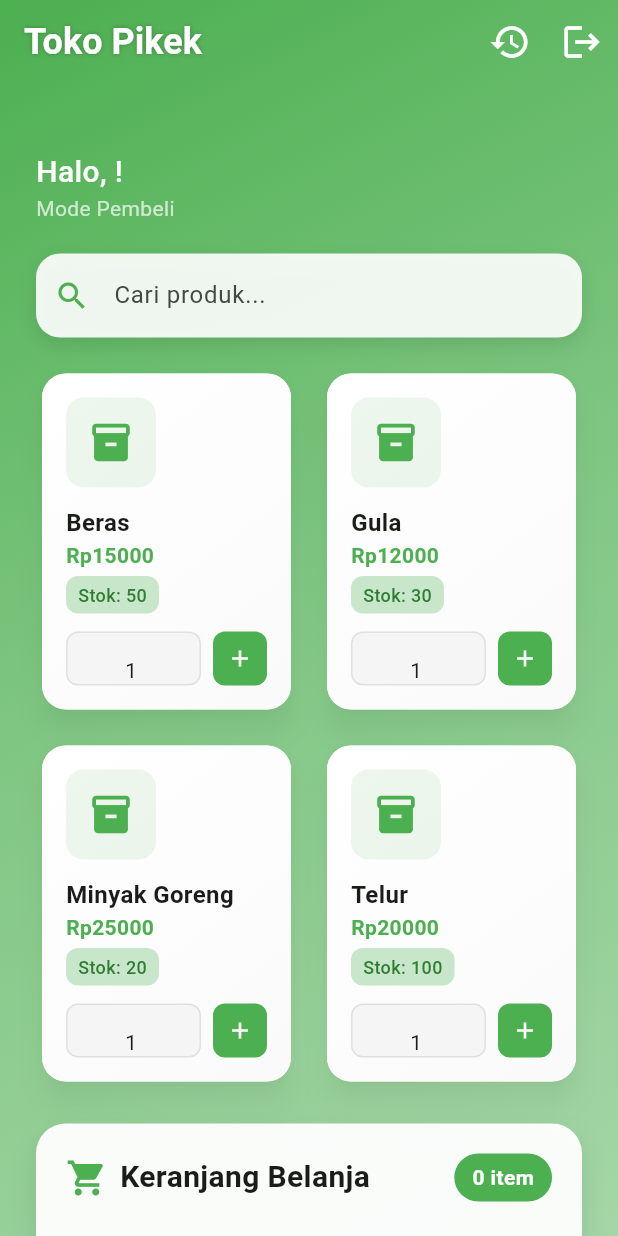
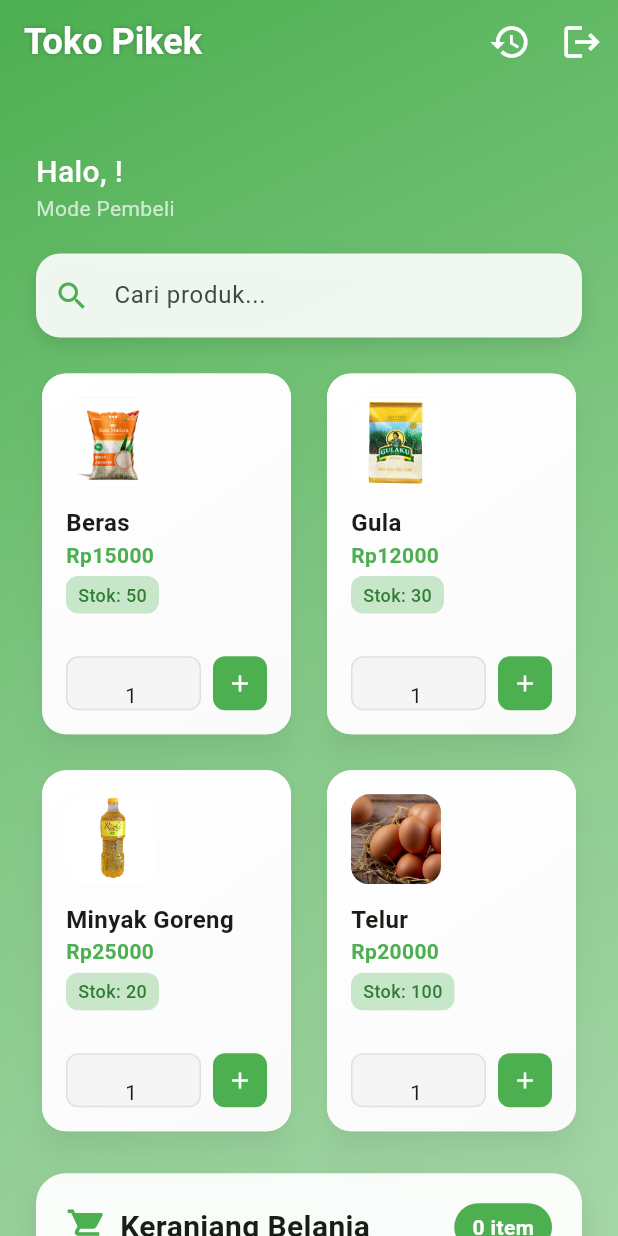
Before and after one commit to pikekk/Toko_bahan_makanan, a Flutter app: the TokoPage screen opened directly with empty values, on a phone screen of 412 x 824 dp. Run offline on Flutter 3.47's test engine with Material 3 defaults, Android fonts, the phone set to English and light mode, and no system bars; our stand-ins replace image_picker.

Commit message:
last update

```diff
--- a/lib/main.dart
+++ b/lib/main.dart
@@ -1,5 +1,8 @@
+import 'dart:typed_data';
+
 import 'package:flutter/material.dart';
 import 'package:flutter/services.dart';
+import 'package:image_picker/image_picker.dart';
 import 'models/barang.dart';
 import 'models/transaksi.dart';
 import 'models/user.dart';
@@ -7,10 +10,30 @@ import 'login_screen.dart';
 
 // Global list produk tersedia
 List<Map<String, dynamic>> produkTersediaGlobal = [
-  {'nama': 'Beras', 'harga': 15000, 'stok': 50},
-  {'nama': 'Gula', 'harga': 12000, 'stok': 30},
-  {'nama': 'Minyak Goreng', 'harga': 25000, 'stok': 20},
-  {'nama': 'Telur', 'harga': 20000, 'stok': 100},
+  {
+    'nama': 'Beras',
+    'harga': 15000,
+    'stok': 50,
+    'imagePath': 'assets/images/beras.png',
+  },
+  {
+    'nama': 'Gula',
+    'harga': 12000,
+    'stok': 30,
+    'imagePath': 'assets/images/gula.png',
+  },
+  {
+    'nama': 'Minyak Goreng',
+    'harga': 25000,
+    'stok': 20,
+    'imagePath': 'assets/images/minyak_goreng.png',
+  },
+  {
+    'nama': 'Telur',
+    'harga': 20000,
+    'stok': 100,
+    'imagePath': 'assets/images/telur.png',
+  },
 ];
 
 // Global history transaksi
@@ -67,6 +90,9 @@ class TokoPageState extends State<TokoPage> with TickerProviderStateMixin {
   final TextEditingController _namaController = TextEditingController();
   final TextEditingController _hargaController = TextEditingController();
   final TextEditingController _qtyController = TextEditingController();
+  final ImagePicker _imagePicker = ImagePicker();
+  XFile? _pickedImage;
+  Uint8List? _pickedImageBytes;
   late AnimationController _fabAnimationController;
 
   // Produk tersedia yang bisa dibeli (global)
@@ -143,6 +169,29 @@ class TokoPageState extends State<TokoPage> with TickerProviderStateMixin {
     );
   }
 
+  Future<void> _pickProductImage() async {
+    try {
+      final picked = await _imagePicker.pickImage(
+        source: ImageSource.gallery,
+        imageQuality: 80,
+      );
+      if (picked == null) return;
+
+      final bytes = await picked.readAsBytes();
+      setState(() {
+        _pickedImage = picked;
+        _pickedImageBytes = bytes;
+      });
+    } catch (e) {
+      ScaffoldMessenger.of(context).showSnackBar(
+        const SnackBar(
+          content: Text('Gagal memilih gambar'),
+          backgroundColor: Colors.redAccent,
+        ),
+      );
+    }
+  }
+
   void _tambahBarang() {
     try {
       String nama = _namaController.text.trim();
@@ -166,7 +215,13 @@ class TokoPageState extends State<TokoPage> with TickerProviderStateMixin {
           ),
         );
       } else {
-        _produkTersedia.add({'nama': nama, 'harga': harga, 'stok': stok});
+        _produkTersedia.add({
+          'nama': nama,
+          'harga': harga,
+          'stok': stok,
+          if (_pickedImageBytes != null) 'imageBytes': _pickedImageBytes,
+          if (_pickedImage != null) 'imagePath': _pickedImage!.path,
+        });
         _qtyControllers[nama] = TextEditingController(text: '1');
         ScaffoldMessenger.of(context).showSnackBar(
           SnackBar(
@@ -182,6 +237,8 @@ class TokoPageState extends State<TokoPage> with TickerProviderStateMixin {
       _namaController.clear();
       _hargaController.clear();
       _qtyController.clear();
+      _pickedImage = null;
+      _pickedImageBytes = null;
 
       setState(() {});
     } catch (e) {
@@ -749,7 +806,7 @@ class TokoPageState extends State<TokoPage> with TickerProviderStateMixin {
                   crossAxisCount: 2,
                   crossAxisSpacing: 16,
                   mainAxisSpacing: 16,
-                  childAspectRatio: 0.75,
+                  childAspectRatio: 0.7,
                 ),
                 delegate: SliverChildBuilderDelegate(
                   (context, index) {
@@ -864,6 +921,53 @@ class TokoPageState extends State<TokoPage> with TickerProviderStateMixin {
                           ),
                         ],
                       ),
+                      const SizedBox(height: 16),
+
+                      // Gambar Produk
+                      Container(
+                        width: double.infinity,
+                        padding: const EdgeInsets.symmetric(horizontal: 16, vertical: 14),
+                        decoration: BoxDecoration(
+                          color: Colors.grey.shade50,
+                          borderRadius: BorderRadius.circular(12),
+                          border: Border.all(color: Colors.grey.shade300),
+                        ),
+                        child: Row(
+                          children: [
+                            Expanded(
+                              child: Text(
+                                _pickedImage != null ? 'Gambar terpilih: ${_pickedImage!.name}' : 'Pilih gambar produk',
+                                style: TextStyle(
+                                  color: _pickedImage != null ? Colors.black87 : Colors.grey.shade600,
+                                ),
+                              ),
+                            ),
+                            TextButton(
+                              key: const Key('pickProductImage'),
+                              onPressed: _pickProductImage,
+                              child: const Text('Pilih'),
+                            ),
+                          ],
+                        ),
+                      ),
+                      if (_pickedImageBytes != null) ...[
+                        const SizedBox(height: 12),
+                        Container(
+                          height: 120,
+                          decoration: BoxDecoration(
+                            borderRadius: BorderRadius.circular(12),
+                            border: Border.all(color: Colors.grey.shade300),
+                          ),
+                          child: ClipRRect(
+                            borderRadius: BorderRadius.circular(12),
+                            child: Image.memory(
+                              _pickedImageBytes!,
+                              width: double.infinity,
+                              fit: BoxFit.cover,
+                            ),
+                          ),
+                        ),
+                      ],
                       const SizedBox(height: 24),
 
                       // Tombol Tambah
@@ -1065,19 +1169,45 @@ class TokoPageState extends State<TokoPage> with TickerProviderStateMixin {
         child: Column(
           crossAxisAlignment: CrossAxisAlignment.start,
           children: [
-            // Product Icon
+            // Product image or fallback icon
             Container(
               width: 60,
               height: 60,
               decoration: BoxDecoration(
-                color: const Color(0xFF4CAF50).withValues(alpha: 0.1),
+                color: const Color(0xFF4CAF50).withOpacity(0.1),
                 borderRadius: BorderRadius.circular(12),
               ),
-              child: const Icon(
-                Icons.inventory_2,
-                size: 30,
-                color: Color(0xFF4CAF50),
-              ),
+              child: produk['imageBytes'] != null
+                  ? ClipRRect(
+                      borderRadius: BorderRadius.circular(12),
+                      child: Image.memory(
+                        produk['imageBytes'],
+                        fit: BoxFit.cover,
+                        errorBuilder: (context, error, stackTrace) => const Icon(
+                          Icons.inventory_2,
+                          size: 30,
+                          color: Color(0xFF4CAF50),
+                        ),
+                      ),
+                    )
+                  : produk['imagePath'] != null && produk['imagePath'].toString().isNotEmpty
+                      ? ClipRRect(
+                          borderRadius: BorderRadius.circular(12),
+                          child: Image.asset(
+                            produk['imagePath'],
+                            fit: BoxFit.cover,
+                            errorBuilder: (context, error, stackTrace) => const Icon(
+                              Icons.inventory_2,
+                              size: 30,
+                              color: Color(0xFF4CAF50),
+                            ),
+                          ),
+                        )
+                      : const Icon(
+                          Icons.inventory_2,
+                          size: 30,
+                          color: Color(0xFF4CAF50),
+                        ),
             ),
             const SizedBox(height: 12),
 
--- a/pubspec.yaml
+++ b/pubspec.yaml
@@ -62,9 +62,8 @@ flutter:
   uses-material-design: true
 
   # To add assets to your application, add an assets section, like this:
-  # assets:
-  #   - images/a_dot_burr.jpeg
-  #   - images/a_dot_ham.jpeg
+  assets:
+    - assets/images/
 
   # An image asset can refer to one or more resolution-specific "variants", see
   # https://flutter.dev/to/resolution-aware-images
```
Also changed, not shown: assets/images/beras.png (added), assets/images/gula.png (added), assets/images/minyak_goreng.png (added), assets/images/telur.png (added), 1 other file.
